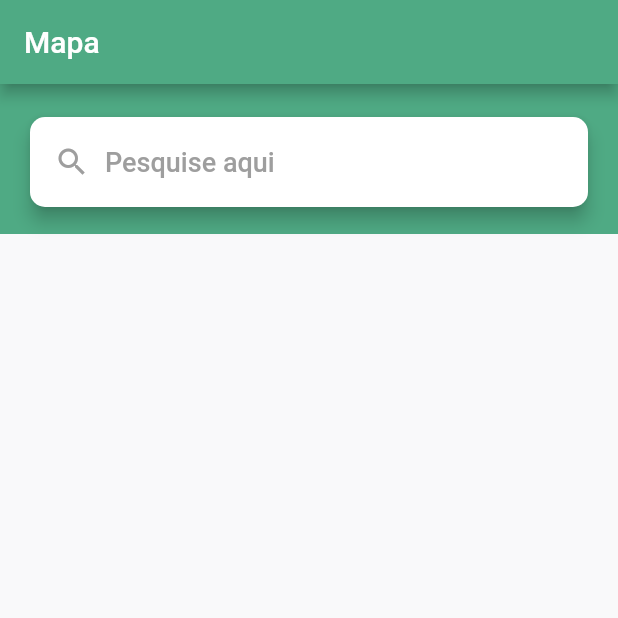
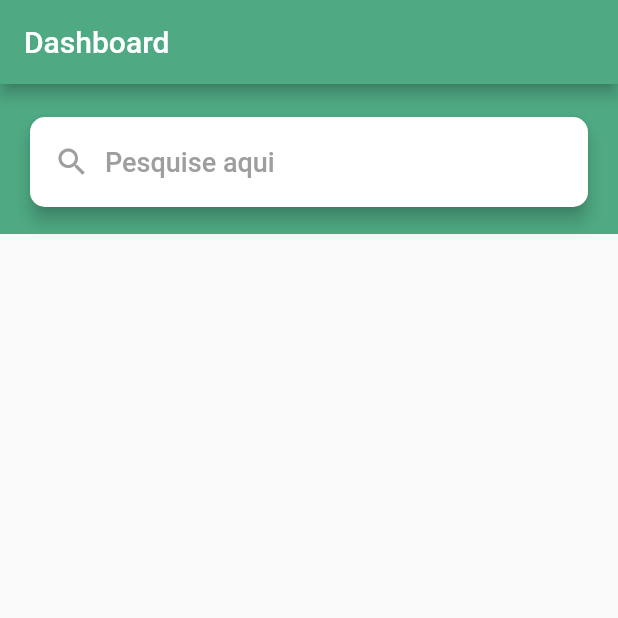
Before and after one commit to cassiomeira12/default_app_admin, a Flutter app: the HomePage screen opened directly, on a phone screen of 412 x 824 dp, the top half of it. Run offline on Flutter 3.47's test engine with Material 2 defaults, Android fonts, the phone set to English and light mode, and no system bars; our stand-ins replace cloud_firestore, dio, firebase_auth, firebase_messaging, firebase_storage, flutter_local_notifications and 11 more; accounts and stored records are empty; statements that could not run were skipped.

```diff
--- a/lib/strings.dart
+++ b/lib/strings.dart
@@ -1,6 +1,6 @@
-const APP_NAME = "Default App Flutter";
+const APP_NAME = "Default App Admin";
 
-const HOME = "Mapa";
+const HOME = "Dashboard";
 const NOTIFICATIONS = "Notificações";
 const HISTORICO = "Histórico";
 const SETTINGS = "Ajustes";
```
Also changed, not shown: 67 other files.
